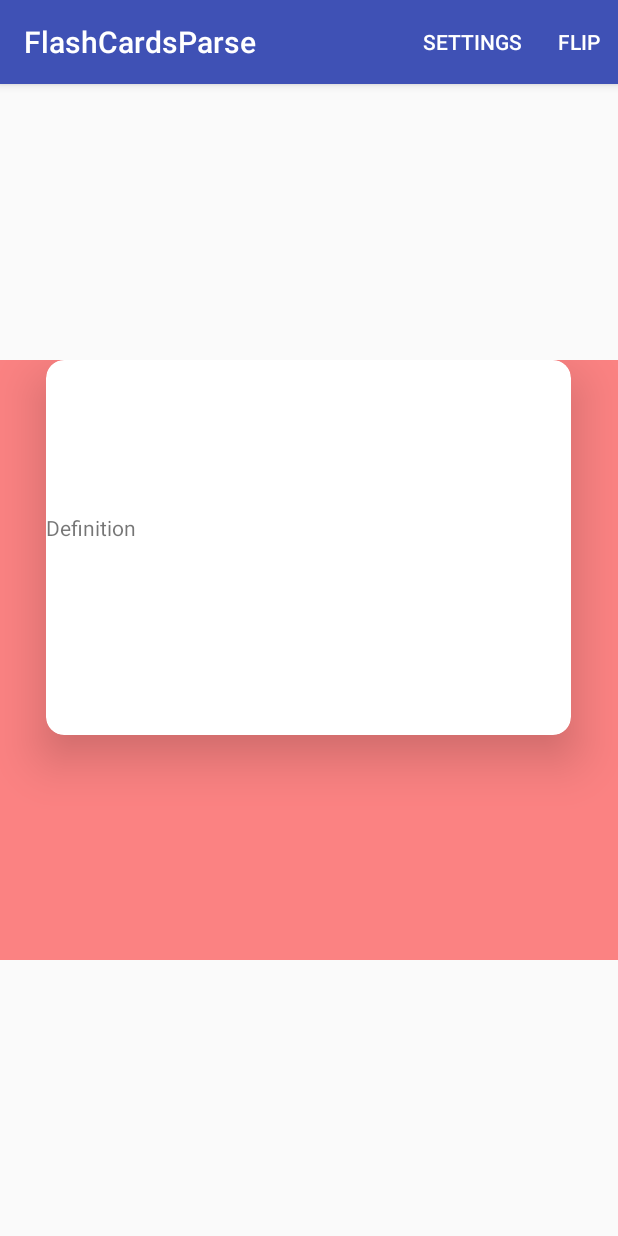
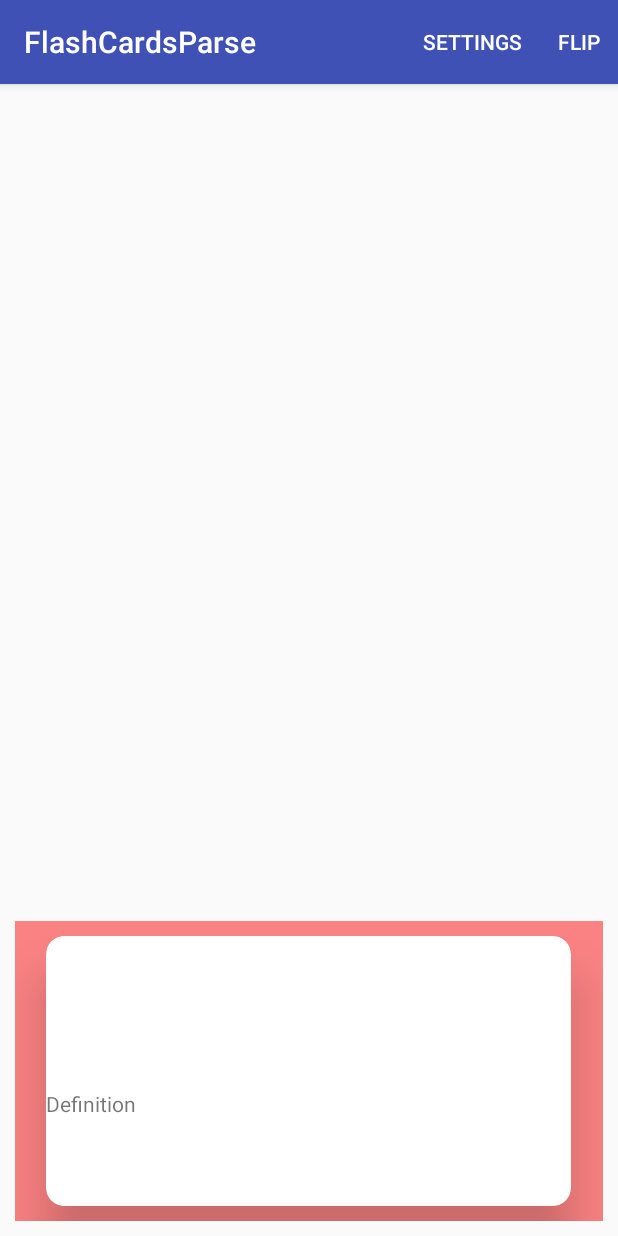
Before and after one commit to arturoaram/FlashCardsParse, an Android app: the fragment FCardContainerFragment shown on its own in the app's theme, after a tap on "FLIP", on a phone screen of 412 x 824 dp. Run offline under Robolectric (Android 15) with nearby library versions, the phone set to English and light mode, and no system bars.

Commit message:
swipes left and right and flips through a setting flip

```diff
--- a/app/src/main/java/com/example/arturo/flashcardsparse/StudyCardsActivity.java
+++ b/app/src/main/java/com/example/arturo/flashcardsparse/StudyCardsActivity.java
@@ -4,8 +4,13 @@ import android.app.Activity;
 import android.app.Fragment;
 import android.os.Bundle;
 import android.app.FragmentManager;
+import android.support.v4.view.PagerAdapter;
 import android.support.v4.view.ViewPager;
+import android.support.v7.app.AppCompatActivity;
+import android.util.Log;
 
+import com.parse.FindCallback;
+import com.parse.ParseException;
 import com.parse.ParseObject;
 import com.parse.ParseQuery;
 
@@ -15,7 +20,7 @@ import java.util.List;
 /**
  * Created by Owner on 4/1/2016.
  */
-public class StudyCardsActivity extends Activity {
+public class StudyCardsActivity extends AppCompatActivity {
     List<ParseObject> fcSets;
     ArrayList<FlashCardsSet> arFlashCardsSet;
     @Override
@@ -24,19 +29,26 @@ public class StudyCardsActivity extends Activity {
         setContentView(R.layout.cardviewpager);
 
 
+      //  final ParseObject fcSetParse = fcSets.get(i);
+        //  FlashCardsSet fcSet = arFlashCardsSet.get(i);
+
+//        ParseQuery<ParseObject> query = ParseQuery.getQuery("FlashCard");
+//        query.whereEqualTo("Parent", fcSetParse);
+//        query.findInBackground(new FindCallback<ParseObject>() {
+//            public void done(List<ParseObject> FlashCardsList, ParseException e) {
+//                if (e == null) {
+//                    Log.d("MY FLASHCARDSSSSSSSS", "Retrieved " + FlashCardsList.size() + " scores");
 
 
-       FCardAdapter adapter = new FCardAdapter(getFragmentManager());
+                    FCardAdapter adapter = new FCardAdapter(getFragmentManager());
         ViewPager viewPager = (ViewPager) findViewById(R.id.view_pager);
        viewPager.setAdapter(adapter);
 
-      //  ListViewAdapter cs = new ListViewAdapter(createList(FlashCardsList.size(),FlashCardsList));
-    //    viewPager.setAdapter(cs);
 
     }
 
 
-    public class FCardAdapter extends android.support.v13.app.FragmentPagerAdapter{
+ public   class FCardAdapter extends android.support.v13.app.FragmentPagerAdapter{
 
 
         public FCardAdapter(FragmentManager fm){
--- a/app/src/main/java/com/example/arturo/flashcardsparse/UsersFlashcardSets.java
+++ b/app/src/main/java/com/example/arturo/flashcardsparse/UsersFlashcardSets.java
@@ -70,7 +70,7 @@ public class UsersFlashcardSets extends AppCompatActivity {
                 //startActivity(intent);
 
                 final ParseObject fcSetParse = fcSets.get(i);
-                FlashCardsSet fcSet = arFlashCardsSet.get(i);
+              //  FlashCardsSet fcSet = arFlashCardsSet.get(i);
 
                 ParseQuery<ParseObject> query = ParseQuery.getQuery("FlashCard");
                 query.whereEqualTo("Parent", fcSetParse);
--- a/app/src/main/res/layout/frag_container.xml
+++ b/app/src/main/res/layout/frag_container.xml
@@ -10,10 +10,13 @@
     <FrameLayout
         android:id="@+id/container"
         android:layout_width="match_parent"
-        android:layout_height="400dp"
+        android:layout_height="200dp"
         android:background="#fbe53a"
 
-        android:layout_centerVertical="true"
-        android:layout_alignParentStart="true" />
+        android:layout_alignParentBottom="true"
+        android:layout_alignParentStart="true"
+        android:layout_marginBottom="10dp"
+        android:layout_marginRight="10dp"
+        android:layout_marginLeft="10dp" />
 
 </RelativeLayout>
--- a/app/src/main/res/layout/study_cards.xml
+++ b/app/src/main/res/layout/study_cards.xml
@@ -18,9 +18,12 @@
     android:paddingEnd="300dp"
     android:padding="300dp"
         android:layout_alignParentTop="true"
-        android:layout_alignParentBottom="true"
         android:layout_alignParentStart="true"
-        android:layout_alignParentEnd="true">
+        android:layout_alignParentEnd="true"
+        android:layout_marginRight="10dp"
+        android:layout_marginTop="10dp"
+        android:layout_marginLeft="10dp"
+        android:layout_marginBottom="10dp">
 
     <TextView
         android:layout_width="wrap_content"
--- a/app/src/main/res/layout/study_cards_back.xml
+++ b/app/src/main/res/layout/study_cards_back.xml
@@ -5,29 +5,6 @@
     android:background="#fb8282">
 
 
-    <TextView
-        android:layout_width="50dp"
-        android:layout_height="50dp"
-        android:id="@+id/incorrectCounter"
-
-        android:text="0"
-        android:layout_marginLeft="99dp"
-        android:layout_marginStart="99dp"
-        android:layout_alignTop="@+id/correctCounter"
-        android:layout_alignParentLeft="true"
-        android:layout_alignParentStart="true" />
-
-    <TextView
-        android:layout_width="50dp"
-        android:layout_height="50dp"
-        android:id="@+id/correctCounter"
-        android:text="0"
-        android:layout_marginRight="75dp"
-        android:layout_marginEnd="75dp"
-        android:layout_above="@+id/cardsview"
-        android:layout_alignParentRight="true"
-        android:layout_alignParentEnd="true"
-        android:layout_marginBottom="52dp" />
     <android.support.v7.widget.CardView
         xmlns:card_view="http://schemas.android.com/apk/res-auto"
 
@@ -37,13 +14,16 @@
         card_view:cardCornerRadius="12dp"
         card_view:cardElevation="20dp"
         android:paddingStart="300dp"
-        android:paddingLeft="30dp"
-        android:paddingRight="300dp"
+
         android:paddingEnd="300dp"
         android:padding="300dp"
         android:background="#f18585"
         android:layout_alignParentTop="true"
-        android:layout_centerHorizontal="true">
+        android:layout_centerHorizontal="true"
+        android:layout_marginBottom="10dp"
+        android:layout_marginRight="10dp"
+        android:layout_marginTop="10dp"
+        android:layout_marginLeft="10dp">
 
         <TextView
             android:layout_width="wrap_content"
```
